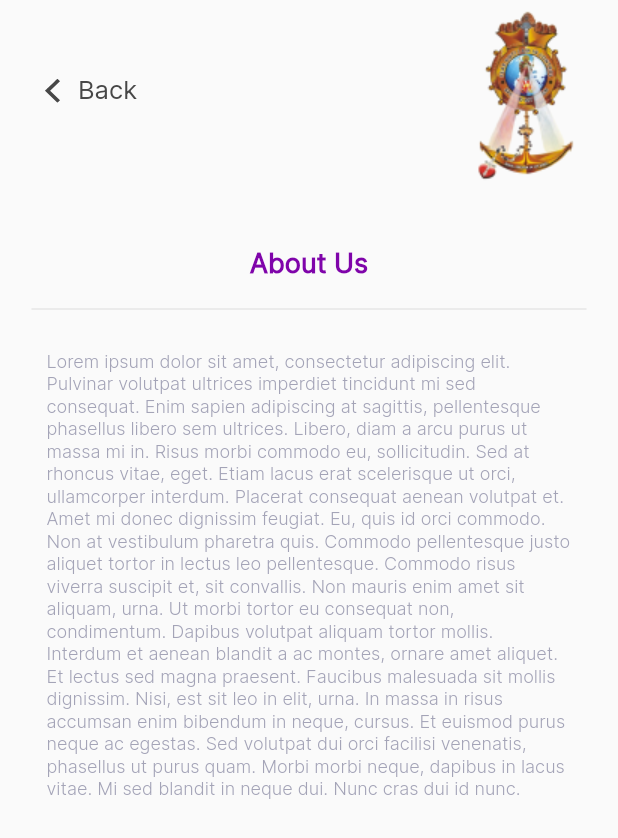
After one commit to Joshuauzor/rockmobile, a Flutter app: the Settings screen opened directly, after a tap on "About us", on a phone screen of 412 x 824 dp. The commit adds this screen. Shown: the top 838 px of the screen. Run offline on Flutter 3.47's test engine with Material 2 defaults, Android fonts, the phone set to English and light mode, and no system bars; our stand-ins replace another_flushbar, carousel_slider, flutter_svg, gap, stacked; statements that could not run were skipped.

Commit message:
about us

```diff
--- a/lib/app/styles/colors.dart
+++ b/lib/app/styles/colors.dart
@@ -10,6 +10,8 @@ class AppColors {
   static const homeMenuBox = Color(0x268163D6);
   static const homeMenuBoxIcon = Color(0x408163d6);
   static const lowerHome = Color(0xffEAEAF5);
+  static const lightBlack = Color(0xff474747);
+  static const neutral = Color(0x996A6A8B);
 
   static const Map<int, Color> colorScratch = {
     50: Color.fromRGBO(7, 45, 114, .1),
--- a/lib/app/styles/text_styles.dart
+++ b/lib/app/styles/text_styles.dart
@@ -115,3 +115,38 @@ class TitleText extends StatelessWidget {
     );
   }
 }
+
+class LongText extends StatelessWidget {
+  const LongText(
+    this.text, {
+    this.color = AppColors.neutral,
+    this.fontSize = 12,
+    this.fontWeight = FontWeight.w300,
+    this.textAlign = TextAlign.left,
+    this.overflow = TextOverflow.visible,
+    Key? key,
+  }) : super(key: key);
+  final String? text;
+  final FontWeight fontWeight;
+  final double fontSize;
+  final Color color;
+  final TextAlign textAlign;
+  final TextOverflow overflow;
+
+  @override
+  Widget build(BuildContext context) {
+    assert(text != null, 'test can not be null');
+    return Text(
+      text ?? '',
+      textAlign: textAlign,
+      overflow: overflow,
+      style: TextStyle(
+        fontWeight: fontWeight,
+        fontSize: fontSize,
+        color: color,
+        overflow: overflow,
+        fontFamily: AppFonts.inter,
+      ),
+    );
+  }
+}
--- a/lib/core/constant/app_assets.dart
+++ b/lib/core/constant/app_assets.dart
@@ -22,5 +22,6 @@ class AppAssets {
   static const String worldwide = 'assets/icons/worldwide.png';
   static const String generallogo = 'assets/images/generallogo.png';
   static const String arrowright = 'assets/icons/arrow_right.svg';
+  static const String arrowLeft = 'assets/icons/arrow_left.svg';
   static const String logout = 'assets/icons/logout.svg';
 }
--- a/lib/core/navigators/router.dart
+++ b/lib/core/navigators/router.dart
@@ -4,6 +4,8 @@ import 'package:rockapp/core/navigators/routes.dart';
 import 'package:rockapp/features/auth/auth.dart';
 import 'package:rockapp/features/home/home.dart';
 import 'package:rockapp/features/media/media.dart';
+import 'package:rockapp/features/settings/presentation/pages/about.dart';
+import 'package:rockapp/features/settings/presentation/pages/privacy_policy.dart';
 
 import '../../features/splash/splash.dart';
 
@@ -51,6 +53,18 @@ Route<dynamic> generateRoute(RouteSettings settings) {
         viewToShow: const AppTabView(),
       );
 
+    case Routes.privacyPolicy:
+      return _getPageRoute(
+        routeName: settings.name,
+        viewToShow: const PrivacyPolicy(),
+      );
+
+    case Routes.about:
+      return _getPageRoute(
+        routeName: settings.name,
+        viewToShow: const About(),
+      );
+
     default:
       return MaterialPageRoute(
         builder: (_) => Scaffold(
--- a/lib/core/navigators/routes.dart
+++ b/lib/core/navigators/routes.dart
@@ -6,4 +6,6 @@ class Routes {
   static const String homeView = 'homeView';
   static const String videoView = 'videoView';
   static const String appTabView = 'appTabView';
+  static const String privacyPolicy = 'privacyPolicy';
+  static const String about = 'about';
 }
--- a/lib/features/media/presentation/pages/video.dart
+++ b/lib/features/media/presentation/pages/video.dart
@@ -15,7 +15,7 @@ class VideoView extends StatefulWidget {
 }
 
 class _VideoViewState extends State<VideoView> {
-  final CarouselController _controller = CarouselController();
+  // final CarouselController _controller = CarouselController();
 
   @override
   Widget build(BuildContext context) {
--- /dev/null
+++ b/lib/features/settings/presentation/pages/about.dart
@@ -0,0 +1,74 @@
+import 'package:flutter/material.dart';
+import 'package:flutter_svg/svg.dart';
+import 'package:gap/gap.dart';
+import 'package:rockapp/app/styles/colors.dart';
+import 'package:rockapp/app/styles/text_styles.dart';
+import 'package:rockapp/app/styles/touchable_opacity.dart';
+import 'package:rockapp/core/constant/constant.dart';
+
+class About extends StatefulWidget {
+  const About({Key? key}) : super(key: key);
+
+  @override
+  _AboutState createState() => _AboutState();
+}
+
+class _AboutState extends State<About> {
+  @override
+  Widget build(BuildContext context) {
+    return Scaffold(
+      body: SafeArea(
+        child: SingleChildScrollView(
+          child: Column(
+            children: [
+              Padding(
+                padding: const EdgeInsets.only(left: 30),
+                child: Row(
+                  mainAxisAlignment: MainAxisAlignment.spaceBetween,
+                  children: [
+                    TouchableOpacity(
+                      onTap: () {
+                        if (Navigator.canPop(context)) Navigator.pop(context);
+                      },
+                      child: Row(
+                        children: [
+                          SvgPicture.asset(AppAssets.arrowLeft),
+                          const Gap(12),
+                          const HeaderText(
+                            'Back',
+                            color: AppColors.lightBlack,
+                            fontSize: 17,
+                          ),
+                        ],
+                      ),
+                    ),
+                    Image.asset(AppAssets.generallogo),
+                  ],
+                ),
+              ),
+              const Gap(44),
+              const HeaderText(
+                'About Us',
+                color: AppColors.primaryColor,
+                fontSize: 18,
+                fontWeight: FontWeight.w600,
+              ),
+              const Gap(11),
+              const Padding(
+                padding: EdgeInsets.symmetric(horizontal: 21),
+                child: Divider(),
+              ),
+              const Gap(19),
+              const Padding(
+                padding: EdgeInsets.symmetric(horizontal: 31),
+                child: LongText(
+                  'Lorem ipsum dolor sit amet, consectetur adipiscing elit. Pulvinar volutpat ultrices imperdiet tincidunt mi sed consequat. Enim sapien adipiscing at sagittis, pellentesque phasellus libero sem ultrices. Libero, diam a arcu purus ut massa mi in. Risus morbi commodo eu, sollicitudin. Sed at rhoncus vitae, eget. Etiam lacus erat scelerisque ut orci, ullamcorper interdum. Placerat consequat aenean volutpat et. Amet mi donec dignissim feugiat. Eu, quis id orci commodo. Non at vestibulum pharetra quis. Commodo pellentesque justo aliquet tortor in lectus leo pellentesque. Commodo risus viverra suscipit et, sit convallis. Non mauris enim amet sit aliquam, urna. Ut morbi tortor eu consequat non, condimentum. Dapibus volutpat aliquam tortor mollis. Interdum et aenean blandit a ac montes, ornare amet aliquet. Et lectus sed magna praesent. Faucibus malesuada sit mollis dignissim. Nisi, est sit leo in elit, urna. In massa in risus accumsan enim bibendum in neque, cursus. Et euismod purus neque ac egestas. Sed volutpat dui orci facilisi venenatis, phasellus ut purus quam. Morbi morbi neque, dapibus in lacus vitae. Mi sed blandit in neque dui. Nunc cras dui id nunc.',
+                ),
+              ),
+            ],
+          ),
+        ),
+      ),
+    );
+  }
+}
--- a/lib/features/settings/presentation/pages/settings.dart
+++ b/lib/features/settings/presentation/pages/settings.dart
@@ -1,12 +1,10 @@
-import 'dart:ui';
-
 import 'package:flutter/material.dart';
-import 'package:flutter/services.dart';
 import 'package:flutter_svg/svg.dart';
 import 'package:gap/gap.dart';
-import 'package:rockapp/app/styles/colors.dart';
 import 'package:rockapp/app/styles/text_styles.dart';
+import 'package:rockapp/app/styles/touchable_opacity.dart';
 import 'package:rockapp/core/constant/constant.dart';
+import 'package:rockapp/core/navigators/navigators.dart';
 
 class Settings extends StatefulWidget {
   const Settings({Key? key}) : super(key: key);
@@ -44,7 +42,7 @@ class _SettingsState extends State<Settings> {
               ),
               const Gap(66),
               Padding(
-                padding: EdgeInsets.symmetric(
+                padding: const EdgeInsets.symmetric(
                   horizontal: 46,
                 ),
                 child: Column(
@@ -61,7 +59,12 @@ class _SettingsState extends State<Settings> {
                       ],
                     ),
                     const Gap(37),
-                    Row(
+                    TouchableOpacity(
+                      onTap: () => Navigator.pushNamed(
+                        context,
+                        Routes.about,
+                      ),
+                      child: Row(
                         mainAxisAlignment: MainAxisAlignment.spaceBetween,
                         children: [
                           const TitleText(
@@ -72,8 +75,14 @@ class _SettingsState extends State<Settings> {
                           SvgPicture.asset(AppAssets.arrowright)
                         ],
                       ),
+                    ),
                     const Gap(37),
-                    Row(
+                    TouchableOpacity(
+                      onTap: () => Navigator.pushNamed(
+                        context,
+                        Routes.privacyPolicy,
+                      ),
+                      child: Row(
                         mainAxisAlignment: MainAxisAlignment.spaceBetween,
                         children: [
                           const TitleText(
@@ -83,6 +92,7 @@ class _SettingsState extends State<Settings> {
                           ),
                           SvgPicture.asset(AppAssets.arrowright)
                         ],
+                      ),
                     ),
                     const Gap(37),
                     Row(
```
Also changed, not shown: lib/features/settings/presentation/pages/privacy_policy.dart (added, +74 -0 lines), assets/icons/arrow_left.svg (added). Lines whose indentation alone changed are shown as unchanged.
